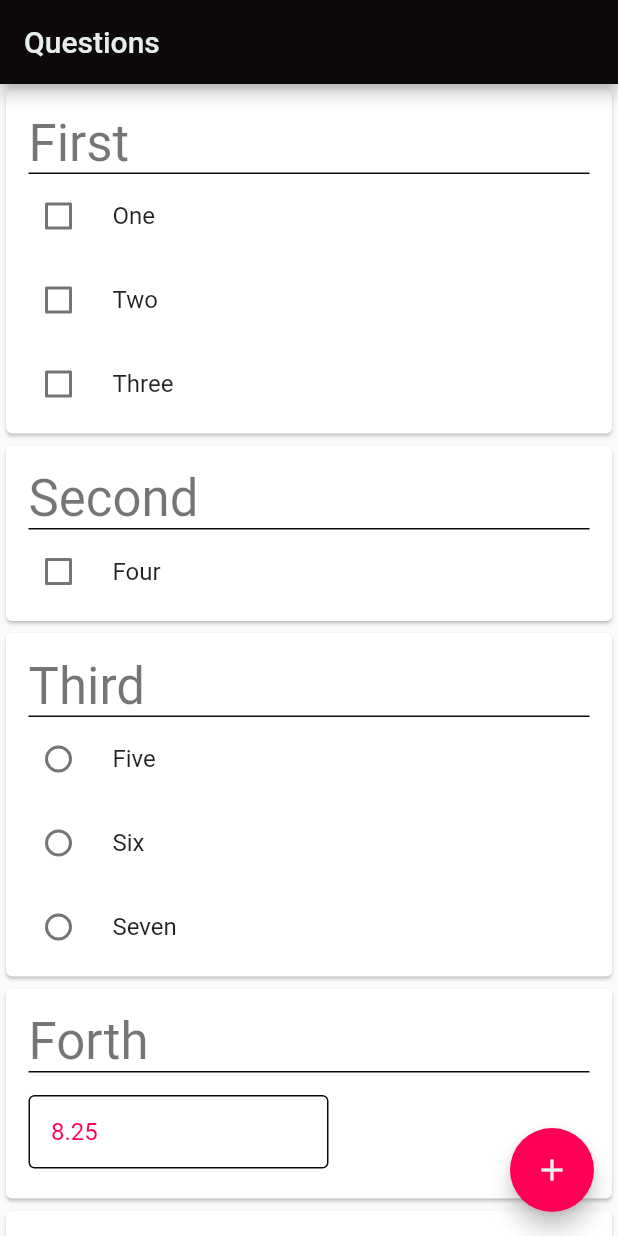
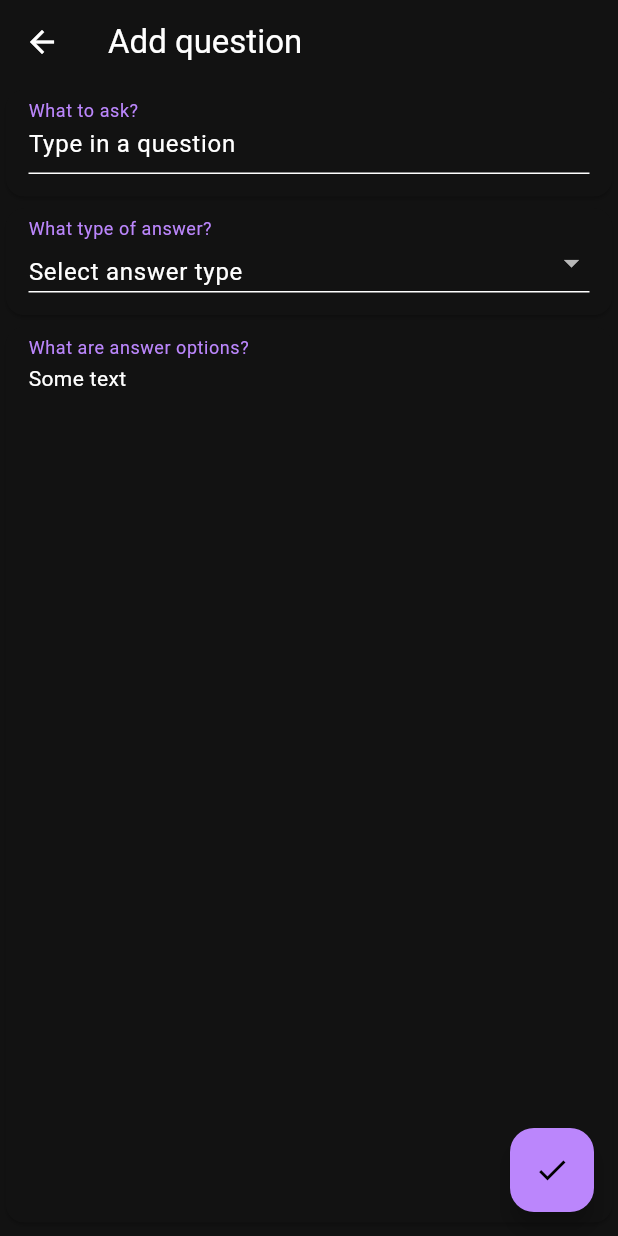
Before and after one commit to Lezzess/interviewer, a Flutter app: the screen it shows after launch, after a tap on the "add" icon, on a phone screen of 412 x 824 dp. Run offline on Flutter 3.47's test engine with Material 2 defaults, Android fonts, the phone set to English and light mode, and no system bars; our stand-ins replace flutter_redux, redux, rxdart.

Commit message:
Increase flutter version, migrate to Material3, add routing and a page to add/edit question (not completed)

```diff
--- a/lib/main.dart
+++ b/lib/main.dart
@@ -4,7 +4,9 @@
 import 'package:interviewer/models/answers/input_text_answer.dart';
 import 'package:interviewer/models/answers/select_value_answer.dart';
 import 'package:interviewer/models/question.dart';
+import 'package:interviewer/pages/my_add_edit_question/my_add_edit_question.dart';
 import 'package:interviewer/pages/my_questions/my_questions.dart';
+import 'package:interviewer/pages/routes.dart';
 import 'package:interviewer/redux/app_reducers.dart';
 import 'package:interviewer/redux/app_state.dart';
 import 'package:redux/redux.dart';
@@ -77,35 +79,42 @@
   final AppState state;
   final Store<AppState> store;
 
-  const MyApp({Key? key, required this.state, required this.store})
-      : super(key: key);
+  const MyApp({super.key, required this.state, required this.store});
 
   // This widget is the root of your application.
   @override
   Widget build(BuildContext context) {
-    const black = Color(0xff0f0a0a);
+    // const black = Color(0xff0f0a0a);
     const red = Color(0xffff0054);
-    const white = Color(0xffe7ecef);
+    // const white = Color(0xffe7ecef);
     return StoreProvider<AppState>(
       store: store,
       child: MaterialApp(
         title: 'Flutter Demo',
         theme: ThemeData(
-            colorScheme: const ColorScheme(
-                brightness: Brightness.light,
-                primary: black,
-                onPrimary: white,
-                secondary: red,
-                onSecondary: white,
-                error: red,
-                onError: white,
-                background: white,
-                onBackground: black,
-                surface: white,
-                onSurface: black),
+            useMaterial3: true,
+            colorScheme: const ColorScheme.dark(
+              secondary: red,
+            ),
+            // colorScheme: const ColorScheme(
+            //     brightness: Brightness.dark,
+            //     primary: black,
+            //     onPrimary: white,
+            //     secondary: red,
+            //     onSecondary: white,
+            //     error: red,
+            //     onError: white,
+            //     background: white,
+            //     onBackground: black,
+            //     surface: whitePure,
+            //     onSurface: black),
             primarySwatch: Colors.blue,
             toggleableActiveColor: red),
-        home: const MyQuestions(),
+        initialRoute: '/questions',
+        routes: {
+          Routes.questions: (context) => const MyQuestions(),
+          Routes.addQuestion: (context) => const MyAddEditQuestion()
+        },
       ),
     );
   }
--- /dev/null
+++ b/lib/pages/my_add_edit_question/my_add_edit_question.dart
@@ -0,0 +1,89 @@
+import 'package:flutter/material.dart';
+import 'package:interviewer/pages/my_add_edit_question/widgets/my_dropdown.dart';
+
+class MyAddEditQuestion extends StatefulWidget {
+  const MyAddEditQuestion({Key? key}) : super(key: key);
+
+  @override
+  State<MyAddEditQuestion> createState() => _MyAddEditQuestionState();
+}
+
+class _MyAddEditQuestionState extends State<MyAddEditQuestion> {
+  String? dvalue;
+  List<String> dvalues = ['One', 'Two', 'Three'];
+
+  @override
+  Widget build(BuildContext context) {
+    return Scaffold(
+      appBar: AppBar(
+        title: const Text('Add question'),
+      ),
+      body: Column(
+        children: [_questionInput(), _answerTypeInput(), _answerValuesInput()],
+      ),
+      floatingActionButton: FloatingActionButton(
+        child: const Icon(Icons.check),
+        onPressed: () {},
+      ),
+    );
+  }
+
+  Widget _questionInput() {
+    return Card(
+      child: Padding(
+        padding: const EdgeInsets.fromLTRB(15, 0, 15, 15),
+        child: TextField(
+          decoration: InputDecoration(
+              hintText: 'Type in a question',
+              labelText: 'What to ask?',
+              labelStyle: TextStyle(
+                  color: Theme.of(context).colorScheme.primaryContainer),
+              floatingLabelBehavior: FloatingLabelBehavior.always,
+              alignLabelWithHint: true),
+          textCapitalization: TextCapitalization.sentences,
+        ),
+      ),
+    );
+  }
+
+  Widget _answerTypeInput() {
+    return Card(
+      child: Padding(
+        padding: const EdgeInsets.fromLTRB(15, 0, 15, 15),
+        child: Column(
+          children: [
+            MyDropdown(
+                values: dvalues,
+                selectedValue: dvalue,
+                onValueChanged: (newValue) => setState(() {
+                      dvalue = newValue;
+                    }))
+          ],
+          crossAxisAlignment: CrossAxisAlignment.stretch,
+        ),
+      ),
+    );
+  }
+
+  Widget _answerValuesInput() {
+    return Expanded(
+      child: Padding(
+        padding: const EdgeInsets.fromLTRB(0, 0, 0, 5),
+        child: Card(
+            child: Padding(
+          padding: const EdgeInsets.fromLTRB(15, 0, 15, 15),
+          child: InputDecorator(
+            decoration: InputDecoration(
+                border: InputBorder.none,
+                labelText: 'What are answer options?',
+                labelStyle: TextStyle(
+                    color: Theme.of(context).colorScheme.primaryContainer),
+                floatingLabelBehavior: FloatingLabelBehavior.always,
+                alignLabelWithHint: true),
+            child: Text('Some text'),
+          ),
+        )),
+      ),
+    );
+  }
+}
--- /dev/null
+++ b/lib/pages/my_add_edit_question/widgets/my_dropdown.dart
@@ -0,0 +1,45 @@
+import 'package:flutter/material.dart';
+
+typedef OnValueChanged = void Function(String? newValue);
+
+class MyDropdown extends StatelessWidget {
+  final List<String> values;
+  final String? selectedValue;
+  final OnValueChanged onValueChanged;
+
+  const MyDropdown(
+      {super.key,
+      required this.values,
+      required this.selectedValue,
+      required this.onValueChanged});
+
+  @override
+  Widget build(BuildContext context) {
+    return FormField<String>(
+        builder: (FormFieldState<String> state) => DropdownButtonHideUnderline(
+              child: InputDecorator(
+                decoration: InputDecoration(
+                    hintText: 'Select answer type',
+                    labelText: 'What type of answer?',
+                    labelStyle: TextStyle(
+                        color: Theme.of(context).colorScheme.primaryContainer),
+                    floatingLabelBehavior: FloatingLabelBehavior.always,
+                    alignLabelWithHint: true),
+                isEmpty: selectedValue == null,
+                child: Theme(
+                  data: Theme.of(context).copyWith(
+                      splashColor: Colors.transparent,
+                      highlightColor: Colors.transparent),
+                  child: DropdownButton<String>(
+                      value: selectedValue,
+                      isDense: true,
+                      items: values
+                          .map((e) => DropdownMenuItem<String>(
+                              value: e, child: Text(e)))
+                          .toList(),
+                      onChanged: onValueChanged),
+                ),
+              ),
+            ));
+  }
+}
--- a/lib/pages/my_questions/my_questions.dart
+++ b/lib/pages/my_questions/my_questions.dart
@@ -7,6 +7,7 @@ import 'package:interviewer/models/question.dart';
 import 'package:interviewer/pages/my_questions/widgets/my_input_number_answer.dart';
 import 'package:interviewer/pages/my_questions/widgets/my_input_text_answer.dart';
 import 'package:interviewer/pages/my_questions/widgets/my_select_value_answer.dart';
+import 'package:interviewer/pages/routes.dart';
 import 'package:interviewer/redux/app_state.dart';
 import 'package:interviewer/redux/questions/answers/set_input_number_value.dart';
 import 'package:interviewer/redux/questions/answers/set_input_text_value.dart';
@@ -15,7 +16,7 @@ import 'package:interviewer/redux/questions/questions_selectors.dart';
 import 'package:interviewer/styles/app_styles.dart';
 
 class MyQuestions extends StatelessWidget {
-  const MyQuestions({Key? key}) : super(key: key);
+  const MyQuestions({super.key});
 
   @override
   Widget build(BuildContext context) {
@@ -34,7 +35,7 @@ class MyQuestions extends StatelessWidget {
       ),
       floatingActionButton: FloatingActionButton(
         child: const Icon(Icons.add),
-        onPressed: () {},
+        onPressed: () => _goToAddQuestion(context),
       ),
     );
   }
@@ -48,12 +49,16 @@ class MyQuestions extends StatelessWidget {
             height: 80,
           );
   }
+
+  void _goToAddQuestion(BuildContext context) {
+    Navigator.pushNamed(context, Routes.addQuestion);
+  }
 }
 
 class _MyQuestion extends StatelessWidget {
   final Question question;
 
-  const _MyQuestion({Key? key, required this.question}) : super(key: key);
+  const _MyQuestion({super.key, required this.question});
 
   @override
   Widget build(BuildContext context) {
--- a/lib/pages/my_questions/widgets/my_input_number_answer.dart
+++ b/lib/pages/my_questions/widgets/my_input_number_answer.dart
@@ -13,19 +13,18 @@ class MyInputNumberAnswer extends StatefulWidget {
   final int debounceTime;
 
   const MyInputNumberAnswer(
-      {Key? key,
+      {super.key,
       required this.answer,
       required this.onNumberChanged,
-      this.debounceTime = 500})
-      : super(key: key);
+      this.debounceTime = 500});
 
   @override
   State<MyInputNumberAnswer> createState() => _MyInputNumberAnswerState();
 }
 
 class _MyInputNumberAnswerState extends State<MyInputNumberAnswer> {
-  TextEditingController? _textController;
-  BehaviorSubject<double?>? _subject;
+  late TextEditingController _textController;
+  late BehaviorSubject<double?> _subject;
 
   @override
   void initState() {
@@ -34,7 +33,7 @@ class _MyInputNumberAnswerState extends State<MyInputNumberAnswer> {
         trimTrailingZeroes(widget.answer.value?.toString() ?? "");
     _textController = TextEditingController(text: doubleString);
     _subject = BehaviorSubject<double?>.seeded(widget.answer.value);
-    _subject?.stream
+    _subject.stream
         .skip(1)
         .debounceTime(Duration(milliseconds: widget.debounceTime))
         .distinct()
@@ -43,7 +42,7 @@ class _MyInputNumberAnswerState extends State<MyInputNumberAnswer> {
 
   @override
   void dispose() {
-    _textController?.dispose();
+    _textController.dispose();
     super.dispose();
   }
 
@@ -67,12 +66,12 @@ class _MyInputNumberAnswerState extends State<MyInputNumberAnswer> {
     newValue = newValue.trim();
 
     if (newValue == "") {
-      _subject?.add(null);
+      _subject.add(null);
     }
 
     var newValueDouble = double.tryParse(newValue);
     if (newValueDouble != null) {
-      _subject?.add(newValueDouble);
+      _subject.add(newValueDouble);
     }
   }
 }
--- a/lib/pages/my_questions/widgets/my_input_text_answer.dart
+++ b/lib/pages/my_questions/widgets/my_input_text_answer.dart
@@ -11,26 +11,25 @@ class MyInputTextAnswer extends StatefulWidget {
   final int debounceTime;
 
   const MyInputTextAnswer(
-      {Key? key,
+      {super.key,
       required this.answer,
       required this.onTextChanged,
-      this.debounceTime = 500})
-      : super(key: key);
+      this.debounceTime = 500});
 
   @override
   State<MyInputTextAnswer> createState() => _MyInputTextAnswerState();
 }
 
 class _MyInputTextAnswerState extends State<MyInputTextAnswer> {
-  TextEditingController? _textController;
-  BehaviorSubject<String>? _subject;
+  late TextEditingController _textController;
+  late BehaviorSubject<String> _subject;
 
   @override
   void initState() {
     super.initState();
     _textController = TextEditingController(text: widget.answer.text);
     _subject = BehaviorSubject<String>.seeded(widget.answer.text);
-    _subject?.stream
+    _subject.stream
         .skip(1)
         .debounceTime(Duration(milliseconds: widget.debounceTime))
         .distinct()
@@ -39,7 +38,7 @@ class _MyInputTextAnswerState extends State<MyInputTextAnswer> {
 
   @override
   void dispose() {
-    _textController?.dispose();
+    _textController.dispose();
     super.dispose();
   }
 
@@ -55,6 +54,6 @@ class _MyInputTextAnswerState extends State<MyInputTextAnswer> {
   }
 
   void _onTextChanged(String newValue) {
-    _subject?.add(newValue.trim());
+    _subject.add(newValue.trim());
   }
 }
--- a/lib/pages/my_questions/widgets/my_select_value_answer.dart
+++ b/lib/pages/my_questions/widgets/my_select_value_answer.dart
@@ -10,8 +10,7 @@ class MySelectValueAnswer extends StatelessWidget {
   final OnAnswerSelected onChanged;
 
   const MySelectValueAnswer(
-      {Key? key, required this.answer, required this.onChanged})
-      : super(key: key);
+      {super.key, required this.answer, required this.onChanged});
 
   @override
   Widget build(BuildContext context) {
--- a/lib/pages/my_questions/widgets/my_text_field.dart
+++ b/lib/pages/my_questions/widgets/my_text_field.dart
@@ -8,8 +8,7 @@ class MyTextField extends StatelessWidget {
   final OnTextChanged? onChanged;
 
   const MyTextField(
-      {Key? key, required this.type, this.controller, this.onChanged})
-      : super(key: key);
+      {super.key, required this.type, this.controller, this.onChanged});
 
   @override
   Widget build(BuildContext context) {
--- /dev/null
+++ b/lib/pages/routes.dart
@@ -0,0 +1,4 @@
+class Routes {
+  static const String questions = '/questions';
+  static const String addQuestion = '/questions/add';
+}
--- a/pubspec.yaml
+++ b/pubspec.yaml
@@ -18,7 +18,7 @@ publish_to: 'none' # Remove this line if you wish to publish to pub.dev
 version: 1.0.0+1
 
 environment:
-  sdk: ">=2.16.1 <3.0.0"
+  sdk: ">=2.17.1 <3.0.0"
 
 # Dependencies specify other packages that your package needs in order to work.
 # To automatically upgrade your package dependencies to the latest versions
@@ -35,8 +35,9 @@ dependencies:
   # Use with the CupertinoIcons class for iOS style icons.
   cupertino_icons: ^1.0.2
   uuid: ^3.0.6
-  flutter_redux: ^0.9.0
+  flutter_redux: ^0.10.0
   rxdart: ^0.27.3
+  dropdown_button2: ^1.5.2
 
 dev_dependencies:
   flutter_test:
```
Also changed, not shown: pubspec.lock, 1 other file.
